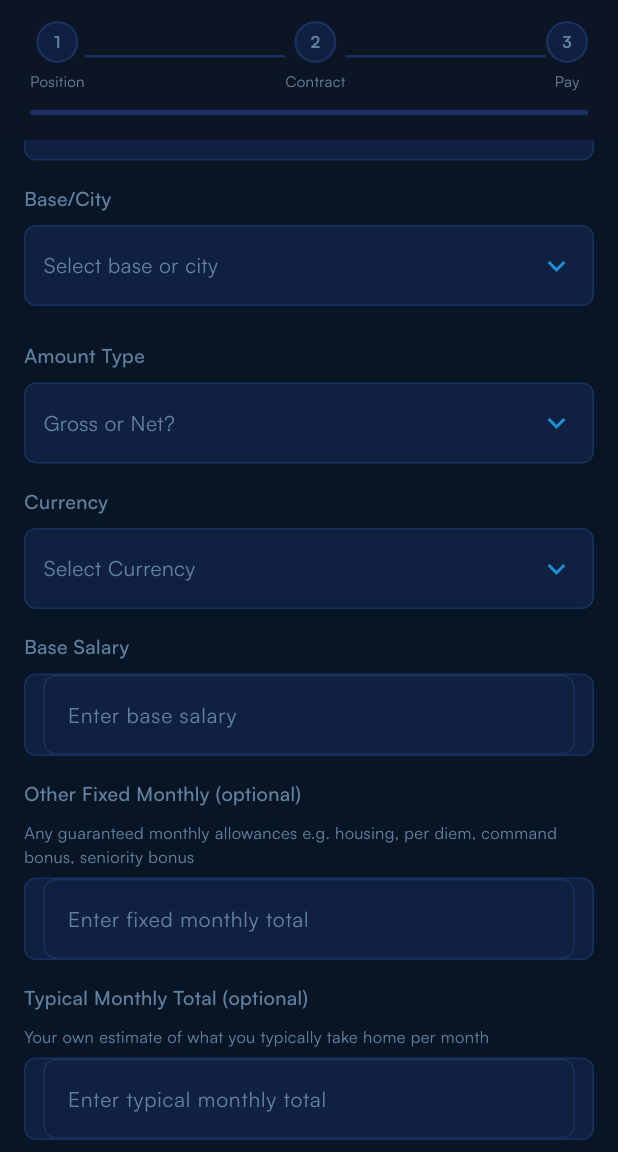
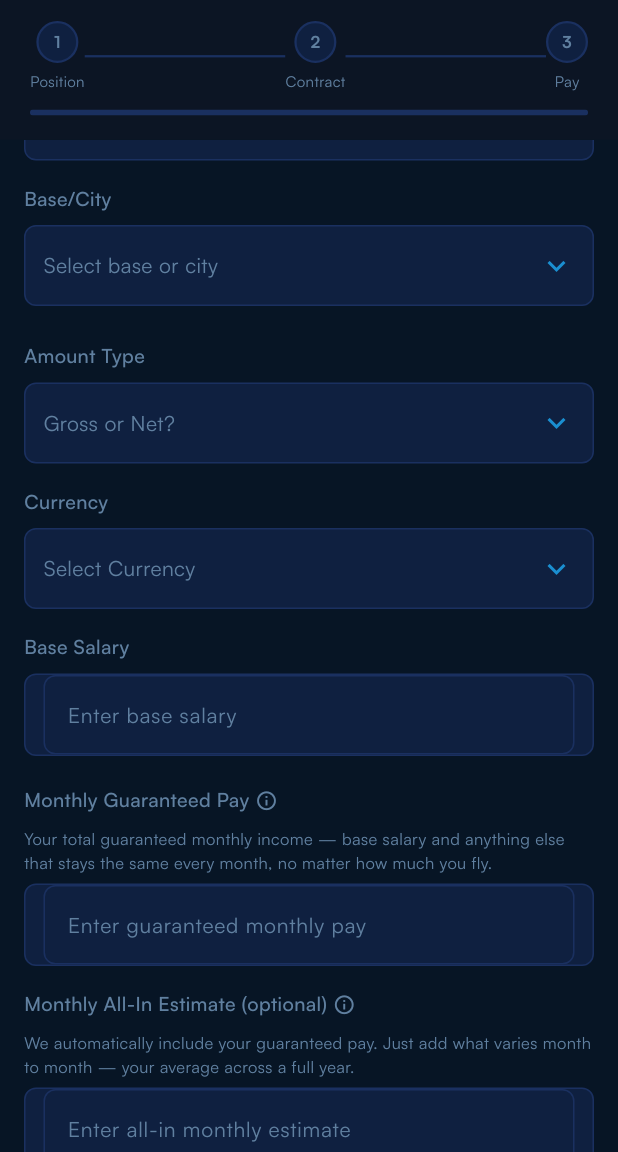
Before and after one commit to qendrimmuqkurtaj-ctrl/Passrate, a Flutter app: the SubmitSalaryScreen screen opened directly, scrolled down 576 dp, on a phone screen of 412 x 824 dp, the part 84-1236 px from its top. Run offline on Flutter 3.47's test engine with Material 3 defaults, Android fonts, the phone set to English and light mode, and no system bars; our stand-ins replace cloud_firestore, device_info_plus, firebase_core, get, package_info_plus, shared_preferences; accounts and stored records are empty; network calls fail; project files that could hold a hidden picture were left out.

Commit message:
feat: restructure compensation fields to Monthly Guaranteed Pay + All-In Estimate
Replace Base Salary / Other Fixed Monthly / Typical Monthly with:
- Base Salary (unchanged, required)
- Monthly Guaranteed Pay (required) — with ⓘ info tooltip
- Monthly All-In Estimate (optional) — with ⓘ info tooltip and live variable calculator

Firestore field names: guaranteedMonthlyPay, allInMonthlyEstimate
(backward-compatible reads for legacy fixedMonthlyTotal / typicalMonthlyTotal)
Update _SalaryCard pills and sort chip labels accordingly.

Co-Authored-By: Claude Sonnet 4.6 <noreply@anthropic.com>

```diff
--- a/pass_rate/lib/core/services/firebase_service.dart
+++ b/pass_rate/lib/core/services/firebase_service.dart
@@ -297,8 +297,8 @@ class FirebaseService {
     required String base,
     required String currency,
     String? existingDocId,
-    double? fixedMonthlyTotal,
-    double? typicalMonthlyTotal,
+    double? guaranteedMonthlyPay,
+    double? allInMonthlyEstimate,
     String? amountType,
   }) async {
     final Map<String, dynamic> data = <String, dynamic>{
@@ -314,8 +314,8 @@ class FirebaseService {
       'base': base,
       'currency': currency,
       'createdAt': FieldValue.serverTimestamp(),
-      if (fixedMonthlyTotal != null) 'fixedMonthlyTotal': fixedMonthlyTotal,
-      if (typicalMonthlyTotal != null) 'typicalMonthlyTotal': typicalMonthlyTotal,
+      if (guaranteedMonthlyPay != null) 'guaranteedMonthlyPay': guaranteedMonthlyPay,
+      if (allInMonthlyEstimate != null) 'allInMonthlyEstimate': allInMonthlyEstimate,
       if (amountType != null && amountType.isNotEmpty) 'amountType': amountType,
     };
     final DocumentReference docRef;
--- a/pass_rate/lib/features/salary/screens/salary_screen.dart
+++ b/pass_rate/lib/features/salary/screens/salary_screen.dart
@@ -82,8 +82,8 @@ class SalaryController extends GetxController {
     final String sort = sortBy.value;
     list.sort((Map<String, dynamic> a, Map<String, dynamic> b) {
       if (sort == 'fixed') {
-        final double? aVal = (a['fixedMonthlyTotal'] as num?)?.toDouble();
-        final double? bVal = (b['fixedMonthlyTotal'] as num?)?.toDouble();
+        final double? aVal = (a['guaranteedMonthlyPay'] as num?)?.toDouble() ?? (a['fixedMonthlyTotal'] as num?)?.toDouble();
+        final double? bVal = (b['guaranteedMonthlyPay'] as num?)?.toDouble() ?? (b['fixedMonthlyTotal'] as num?)?.toDouble();
         if (aVal == null && bVal == null) return 0;
         if (aVal == null) return 1;
         if (bVal == null) return -1;
@@ -91,8 +91,8 @@ class SalaryController extends GetxController {
             toEur(aVal, a['currency'] as String? ?? ''));
       }
       if (sort == 'typical') {
-        final double? aVal = (a['typicalMonthlyTotal'] as num?)?.toDouble();
-        final double? bVal = (b['typicalMonthlyTotal'] as num?)?.toDouble();
+        final double? aVal = (a['allInMonthlyEstimate'] as num?)?.toDouble() ?? (a['typicalMonthlyTotal'] as num?)?.toDouble();
+        final double? bVal = (b['allInMonthlyEstimate'] as num?)?.toDouble() ?? (b['typicalMonthlyTotal'] as num?)?.toDouble();
         if (aVal == null && bVal == null) return 0;
         if (aVal == null) return 1;
         if (bVal == null) return -1;
@@ -912,13 +912,13 @@ class _SalaryScreenState extends State<SalaryScreen> {
                     ),
                     const SizedBox(width: 6),
                     _SortChip(
-                      label: 'Fixed Total',
+                      label: 'Guaranteed',
                       selected: c.sortBy.value == 'fixed',
                       onTap: () => c.sortBy.value = 'fixed',
                     ),
                     const SizedBox(width: 6),
                     _SortChip(
-                      label: 'Typical Total',
+                      label: 'All-In',
                       selected: c.sortBy.value == 'typical',
                       onTap: () => c.sortBy.value = 'typical',
                     ),
@@ -1716,10 +1716,12 @@ class _SalaryCard extends StatelessWidget {
     final String base = salary['base'] as String? ?? '-';
     final String currency = salary['currency'] as String? ?? '';
     final double eurBase = _toEur(baseSalary, currency, rates);
-    final double? fixedMonthlyTotal = (salary['fixedMonthlyTotal'] as num?)?.toDouble();
-    final double? typicalMonthlyTotal = (salary['typicalMonthlyTotal'] as num?)?.toDouble();
-    final double? eurFixed = fixedMonthlyTotal != null ? _toEur(fixedMonthlyTotal, currency, rates) : null;
-    final double? eurTypical = typicalMonthlyTotal != null ? _toEur(typicalMonthlyTotal, currency, rates) : null;
+    final double? guaranteedMonthlyPay = (salary['guaranteedMonthlyPay'] as num?)?.toDouble()
+        ?? (salary['fixedMonthlyTotal'] as num?)?.toDouble();
+    final double? allInMonthlyEstimate = (salary['allInMonthlyEstimate'] as num?)?.toDouble()
+        ?? (salary['typicalMonthlyTotal'] as num?)?.toDouble();
+    final double? eurGuaranteed = guaranteedMonthlyPay != null ? _toEur(guaranteedMonthlyPay, currency, rates) : null;
+    final double? eurAllIn = allInMonthlyEstimate != null ? _toEur(allInMonthlyEstimate, currency, rates) : null;
     final String amountType = salary['amountType'] as String? ?? '';
 
     return Container(
@@ -1801,7 +1803,7 @@ class _SalaryCard extends StatelessWidget {
                               '≈ ${_fmt(eurBase)} EUR',
                               style: const TextStyle(color: AppColors.textSecondary, fontSize: 12),
                             ),
-                          if (fixedMonthlyTotal != null) ...<Widget>[
+                          if (guaranteedMonthlyPay != null) ...<Widget>[
                             const SizedBox(height: 12),
                             Container(
                               padding: const EdgeInsets.symmetric(horizontal: 14, vertical: 6),
@@ -1813,21 +1815,21 @@ class _SalaryCard extends StatelessWidget {
                               child: Row(
                                 mainAxisSize: MainAxisSize.min,
                                 children: <Widget>[
-                                  const Text('Other Fixed  ', style: TextStyle(color: AppColors.textMuted, fontSize: 12)),
+                                  const Text('Guaranteed  ', style: TextStyle(color: AppColors.textMuted, fontSize: 12)),
                                   Text(
-                                    '${_fmt(fixedMonthlyTotal)} $currency',
+                                    '${_fmt(guaranteedMonthlyPay)} $currency',
                                     style: const TextStyle(color: AppColors.textSecondary, fontSize: 12, fontWeight: FontWeight.w600),
                                   ),
-                                  if (currency != 'EUR' && eurFixed != null && eurFixed > 0)
+                                  if (currency != 'EUR' && eurGuaranteed != null && eurGuaranteed > 0)
                                     Text(
-                                      '  ≈ ${_fmt(eurFixed)} EUR',
+                                      '  ≈ ${_fmt(eurGuaranteed)} EUR',
                                       style: const TextStyle(color: AppColors.textMuted, fontSize: 11),
                                     ),
                                 ],
                               ),
                             ),
                           ],
-                          if (typicalMonthlyTotal != null) ...<Widget>[
+                          if (allInMonthlyEstimate != null) ...<Widget>[
                             const SizedBox(height: 6),
                             Container(
                               padding: const EdgeInsets.symmetric(horizontal: 14, vertical: 6),
@@ -1839,14 +1841,14 @@ class _SalaryCard extends StatelessWidget {
                               child: Row(
                                 mainAxisSize: MainAxisSize.min,
                                 children: <Widget>[
-                                  const Text('Typical  ~', style: TextStyle(color: AppColors.textMuted, fontSize: 12)),
+                                  const Text('All-In  ~', style: TextStyle(color: AppColors.textMuted, fontSize: 12)),
                                   Text(
-                                    '${_fmt(typicalMonthlyTotal)} $currency',
+                                    '${_fmt(allInMonthlyEstimate)} $currency',
                                     style: const TextStyle(color: AppColors.textSecondary, fontSize: 12, fontWeight: FontWeight.w600),
                                   ),
-                                  if (currency != 'EUR' && eurTypical != null && eurTypical > 0)
+                                  if (currency != 'EUR' && eurAllIn != null && eurAllIn > 0)
                                     Text(
-                                      '  ≈ ${_fmt(eurTypical)} EUR',
+                                      '  ≈ ${_fmt(eurAllIn)} EUR',
                                       style: const TextStyle(color: AppColors.textMuted, fontSize: 11),
                                     ),
                                 ],
--- a/pass_rate/lib/features/salary/screens/submit_salary_screen.dart
+++ b/pass_rate/lib/features/salary/screens/submit_salary_screen.dart
@@ -38,8 +38,8 @@ class SubmitSalaryController extends GetxController {
   final RxString selectedSeniority = ''.obs;
   final TextEditingController baseSalaryController = TextEditingController();
   final TextEditingController baseController = TextEditingController();
-  final TextEditingController fixedMonthlyTotalController = TextEditingController();
-  final TextEditingController typicalMonthlyTotalController = TextEditingController();
+  final TextEditingController guaranteedMonthlyPayController = TextEditingController();
+  final TextEditingController allInMonthlyEstimateController = TextEditingController();
 
   bool get _baseCompleted {
     if (selectedCountry.value == 'Other') return baseController.text.trim().isNotEmpty;
@@ -53,6 +53,7 @@ class SubmitSalaryController extends GetxController {
       selectedAircraftType.value.isNotEmpty &&
       selectedContractType.value.isNotEmpty &&
       baseSalaryController.text.isNotEmpty &&
+      guaranteedMonthlyPayController.text.isNotEmpty &&
       selectedCountry.value.isNotEmpty &&
       _baseCompleted &&
       selectedCurrency.value.isNotEmpty &&
@@ -73,7 +74,8 @@ class SubmitSalaryController extends GetxController {
   bool get step3Done =>
       selectedCurrency.value.isNotEmpty &&
       selectedAmountType.value.isNotEmpty &&
-      baseSalaryController.text.isNotEmpty;
+      baseSalaryController.text.isNotEmpty &&
+      guaranteedMonthlyPayController.text.isNotEmpty;
 
   Map<String, dynamic>? _prefillData;
 
@@ -109,10 +111,12 @@ class SubmitSalaryController extends GetxController {
     baseController.text = base;
     final double baseSalary = (data['baseSalary'] as num?)?.toDouble() ?? 0;
     if (baseSalary > 0) baseSalaryController.text = _fmtNum(baseSalary);
-    final double? fixed = (data['fixedMonthlyTotal'] as num?)?.toDouble();
-    final double? typical = (data['typicalMonthlyTotal'] as num?)?.toDouble();
-    if (fixed != null && fixed > 0) fixedMonthlyTotalController.text = _fmtNum(fixed);
-    if (typical != null && typical > 0) typicalMonthlyTotalController.text = _fmtNum(typical);
+    final double? guaranteed = (data['guaranteedMonthlyPay'] as num?)?.toDouble()
+        ?? (data['fixedMonthlyTotal'] as num?)?.toDouble();
+    final double? allIn = (data['allInMonthlyEstimate'] as num?)?.toDouble()
+        ?? (data['typicalMonthlyTotal'] as num?)?.toDouble();
+    if (guaranteed != null && guaranteed > 0) guaranteedMonthlyPayController.text = _fmtNum(guaranteed);
+    if (allIn != null && allIn > 0) allInMonthlyEstimateController.text = _fmtNum(allIn);
     update();
   }
 
@@ -138,8 +142,8 @@ class SubmitSalaryController extends GetxController {
   void onClose() {
     baseSalaryController.dispose();
     baseController.dispose();
-    fixedMonthlyTotalController.dispose();
-    typicalMonthlyTotalController.dispose();
+    guaranteedMonthlyPayController.dispose();
+    allInMonthlyEstimateController.dispose();
     super.onClose();
   }
 
@@ -200,8 +204,8 @@ class SubmitSalaryController extends GetxController {
             : selectedBase.value,
         currency: selectedCurrency.value,
         existingDocId: existingDocId,
-        fixedMonthlyTotal: double.tryParse(fixedMonthlyTotalController.text),
-        typicalMonthlyTotal: double.tryParse(typicalMonthlyTotalController.text),
+        guaranteedMonthlyPay: double.tryParse(guaranteedMonthlyPayController.text),
+        allInMonthlyEstimate: double.tryParse(allInMonthlyEstimateController.text),
         amountType: selectedAmountType.value.isEmpty ? null : selectedAmountType.value,
       );
       return true;
@@ -431,29 +435,69 @@ class _SubmitSalaryScreenState extends State<SubmitSalaryScreen> {
                       decimal: true,
                       onChanged: (_) => c.update(),
                     ),
-                    const SizedBox(height: 16),
+                    const SizedBox(height: 20),
 
-                    // Other fixed monthly (optional)
-                    const _FieldLabel('Other Fixed Monthly (optional)'),
-                    const _SubLabel('Any guaranteed monthly allowances e.g. housing, per diem, command bonus, seniority bonus'),
+                    // Monthly Guaranteed Pay (required)
+                    _FieldLabelWithInfo(
+                      'Monthly Guaranteed Pay',
+                      info: 'Include everything that is fixed and guaranteed every month. Nothing that varies.',
+                    ),
+                    const _SubLabel('Your total guaranteed monthly income — base salary and anything else that stays the same every month, no matter how much you fly.'),
                     _NumberField(
-                      controller: c.fixedMonthlyTotalController,
-                      hint: 'Enter fixed monthly total',
+                      controller: c.guaranteedMonthlyPayController,
+                      hint: 'Enter guaranteed monthly pay',
                       decimal: true,
                       onChanged: (_) => c.update(),
                     ),
                     const SizedBox(height: 16),
 
-                    // Typical monthly total (optional)
-                    const _FieldLabel('Typical Monthly Total (optional)'),
-                    const _SubLabel('Your own estimate of what you typically take home per month'),
+                    // Monthly All-In Estimate (optional)
+                    _FieldLabelWithInfo(
+                      'Monthly All-In Estimate (optional)',
+                      info: 'Think across all 12 months and divide by 12. Seasons vary — this is your ballpark total.\n\nWhat varies month to month:\n• Per diem\n• Block hours\n• Sector pay\n• Overtime\n• Productivity bonuses',
+                    ),
+                    const _SubLabel('We automatically include your guaranteed pay. Just add what varies month to month — your average across a full year.'),
                     _NumberField(
-                      controller: c.typicalMonthlyTotalController,
-                      hint: 'Enter typical monthly total',
+                      controller: c.allInMonthlyEstimateController,
+                      hint: 'Enter all-in monthly estimate',
                       decimal: true,
                       onChanged: (_) => c.update(),
                     ),
-                    const SizedBox(height: 32),
+
+                    // Live calculator
+                    Builder(builder: (BuildContext ctx) {
+                      final double? guaranteed = double.tryParse(c.guaranteedMonthlyPayController.text);
+                      if (guaranteed == null || guaranteed <= 0) return const SizedBox(height: 32);
+                      final double? allIn = double.tryParse(c.allInMonthlyEstimateController.text);
+                      final double variable = (allIn != null && allIn > guaranteed) ? allIn - guaranteed : 0;
+                      final String cur = c.selectedCurrency.value.isEmpty ? '' : ' ${c.selectedCurrency.value}';
+                      return Padding(
+                        padding: const EdgeInsets.only(top: 12, bottom: 32),
+                        child: Container(
+                          padding: const EdgeInsets.symmetric(horizontal: 14, vertical: 12),
+                          decoration: BoxDecoration(
+                            color: AppColors.bgCard,
+                            borderRadius: BorderRadius.circular(8),
+                            border: Border.all(color: AppColors.border),
+                          ),
+                          child: Column(
+                            crossAxisAlignment: CrossAxisAlignment.start,
+                            children: <Widget>[
+                              _CalcRow('Guaranteed', guaranteed, cur),
+                              if (variable > 0) ...<Widget>[
+                                const SizedBox(height: 6),
+                                _CalcRow('+ Variable', variable, cur),
+                                const Padding(
+                                  padding: EdgeInsets.symmetric(vertical: 8),
+                                  child: Divider(color: AppColors.border, height: 1),
+                                ),
+                                _CalcRow('≈ Total / month', guaranteed + variable, cur, isTotal: true),
+                              ],
+                            ],
+                          ),
+                        ),
+                      );
+                    }),
 
                     // Submit button
                     Obx(() => SizedBox(
@@ -583,8 +627,8 @@ class _SubmitSalaryScreenState extends State<SubmitSalaryScreen> {
         'currency': c.selectedCurrency.value,
         'baseSalary': double.tryParse(c.baseSalaryController.text) ?? 0.0,
         'seniority': int.tryParse(c.selectedSeniority.value) ?? 0,
-        'fixedMonthlyTotal': double.tryParse(c.fixedMonthlyTotalController.text),
-        'typicalMonthlyTotal': double.tryParse(c.typicalMonthlyTotalController.text),
+        'guaranteedMonthlyPay': double.tryParse(c.guaranteedMonthlyPayController.text),
+        'allInMonthlyEstimate': double.tryParse(c.allInMonthlyEstimateController.text),
         'amountType': c.selectedAmountType.value,
         'isUpdate': widget.existingDocId != null,
       };
@@ -623,8 +667,8 @@ class SubmitSalaryConfirmScreen extends StatelessWidget {
     final double baseSalary = data['baseSalary'] as double;
     final int seniority = data['seniority'] as int;
     final bool isUpdate = data['isUpdate'] as bool;
-    final double? fixedMonthlyTotal = data['fixedMonthlyTotal'] as double?;
-    final double? typicalMonthlyTotal = data['typicalMonthlyTotal'] as double?;
+    final double? guaranteedMonthlyPay = data['guaranteedMonthlyPay'] as double?;
+    final double? allInMonthlyEstimate = data['allInMonthlyEstimate'] as double?;
 
     return Scaffold(
       backgroundColor: AppColors.bgPrimary,
@@ -703,7 +747,7 @@ class SubmitSalaryConfirmScreen extends StatelessWidget {
                                     'Base Salary',
                                     style: TextStyle(color: AppColors.textMuted, fontSize: 12),
                                   ),
-                                  if (fixedMonthlyTotal != null) ...<Widget>[
+                                  if (guaranteedMonthlyPay != null) ...<Widget>[
                                     const SizedBox(height: 12),
                                     Container(
                                       padding: const EdgeInsets.symmetric(horizontal: 14, vertical: 6),
@@ -713,12 +757,12 @@ class SubmitSalaryConfirmScreen extends StatelessWidget {
                                         border: Border.all(color: AppColors.accent.withValues(alpha: 0.3)),
                                       ),
                                       child: Text(
-                                        'Other Fixed  ${_fmt(fixedMonthlyTotal)} $currency',
+                                        'Guaranteed  ${_fmt(guaranteedMonthlyPay)} $currency',
                                         style: const TextStyle(color: AppColors.textSecondary, fontSize: 12, fontWeight: FontWeight.w500),
                                       ),
                                     ),
                                   ],
-                                  if (typicalMonthlyTotal != null) ...<Widget>[
+                                  if (allInMonthlyEstimate != null) ...<Widget>[
                                     const SizedBox(height: 6),
                                     Container(
                                       padding: const EdgeInsets.symmetric(horizontal: 14, vertical: 6),
@@ -728,7 +772,7 @@ class SubmitSalaryConfirmScreen extends StatelessWidget {
                                         border: Border.all(color: AppColors.accent.withValues(alpha: 0.3)),
                                       ),
                                       child: Text(
-                                        'Typical  ~${_fmt(typicalMonthlyTotal)} $currency',
+                                        'All-In  ~${_fmt(allInMonthlyEstimate)} $currency',
                                         style: const TextStyle(color: AppColors.textSecondary, fontSize: 12, fontWeight: FontWeight.w500),
                                       ),
                                     ),
@@ -1411,6 +1455,81 @@ class _AirlineSearchSheetState extends State<_AirlineSearchSheet> {
   }
 }
 
+class _FieldLabelWithInfo extends StatelessWidget {
+  final String text;
+  final String info;
+  const _FieldLabelWithInfo(this.text, {required this.info});
+
+  @override
+  Widget build(BuildContext context) => Padding(
+    padding: const EdgeInsets.only(bottom: 8),
+    child: Row(
+      children: <Widget>[
+        Text(
+          text,
+          style: const TextStyle(color: AppColors.textMuted, fontSize: 13, fontWeight: FontWeight.w500),
+        ),
+        const SizedBox(width: 4),
+        GestureDetector(
+          onTap: () => Get.dialog<void>(
+            AlertDialog(
+              backgroundColor: AppColors.bgCard,
+              shape: RoundedRectangleBorder(borderRadius: BorderRadius.circular(12)),
+              content: Text(
+                info,
+                style: const TextStyle(color: AppColors.textMuted, fontSize: 13, height: 1.5),
+              ),
+              actions: <Widget>[
+                TextButton(
+                  onPressed: Get.back,
+                  child: const Text('Got it', style: TextStyle(color: AppColors.accent)),
+                ),
+              ],
+            ),
+          ),
+          child: const Icon(Icons.info_outline, color: AppColors.textMuted, size: 15),
+        ),
+      ],
+    ),
+  );
+}
+
+class _CalcRow extends StatelessWidget {
+  final String label;
+  final double amount;
+  final String currency;
+  final bool isTotal;
+  const _CalcRow(this.label, this.amount, this.currency, {this.isTotal = false});
+
+  @override
+  Widget build(BuildContext context) => Row(
+    mainAxisAlignment: MainAxisAlignment.spaceBetween,
+    children: <Widget>[
+      Text(
+        label,
+        style: TextStyle(
+          color: isTotal ? AppColors.textSecondary : AppColors.textMuted,
+          fontSize: isTotal ? 13 : 12,
+          fontWeight: isTotal ? FontWeight.w600 : FontWeight.normal,
+        ),
+      ),
+      Text(
+        '${isTotal ? '~' : ''}${_fmt(amount)}$currency',
+        style: TextStyle(
+          color: isTotal ? AppColors.accent : AppColors.textSecondary,
+          fontSize: isTotal ? 13 : 12,
+          fontWeight: isTotal ? FontWeight.w600 : FontWeight.normal,
+        ),
+      ),
+    ],
+  );
+
+  String _fmt(double v) => v.truncate().toString().replaceAllMapped(
+    RegExp(r'\B(?=(\d{3})+(?!\d))'),
+    (Match m) => ',',
+  );
+}
+
 class _FieldLabel extends StatelessWidget {
   final String text;
   const _FieldLabel(this.text);
```
